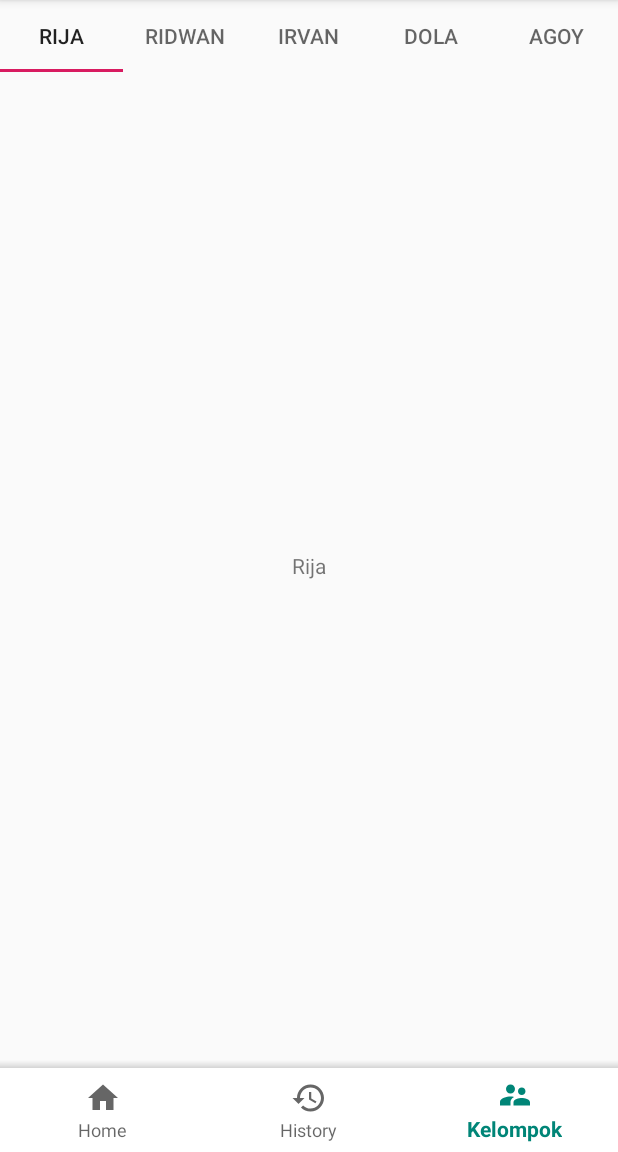
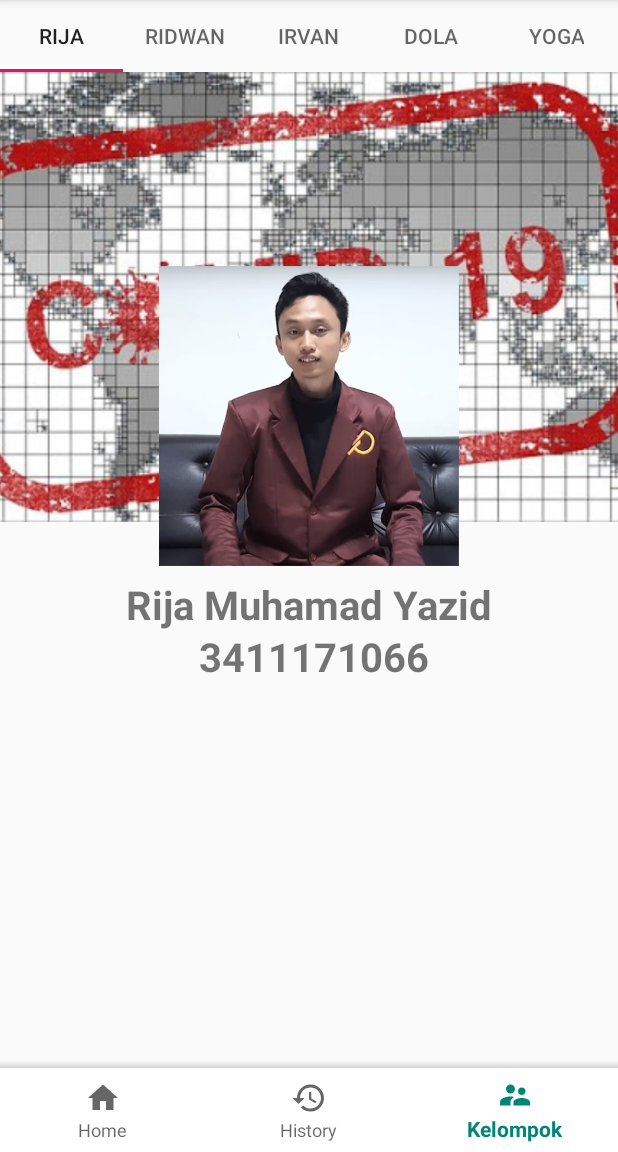
Before and after one commit to rijamyazid/android-app-covid19-management, an Android app: the AboutUsFragment screen opened through its navigation route, on a phone screen of 412 x 824 dp, the part 84-1236 px from its top. Run offline under Robolectric (Android 15) with nearby library versions, the phone set to English and light mode, and no system bars; our stand-ins replace Room's generated code, navigation-ui; libraries missing offline, so code that uses them is left out: com.anychart, com.anychart.chart, com.anychart.charts, com.github.mikephil.charting; 25 statements that could not run were skipped.

Commit message:
FINAL V1.0

```diff
--- a/app/src/main/java/com/example/aplikasikelolapasiencovid_19/ui/AboutUsFragment.java
+++ b/app/src/main/java/com/example/aplikasikelolapasiencovid_19/ui/AboutUsFragment.java
@@ -24,7 +24,7 @@ public class AboutUsFragment extends Fragment {
 
     private TabLayout tabLayout;
     private ViewPager2 viewPager;
-    private String[] tabName = {"Rija", "Ridwan", "Irvan", "Dola", "Agoy"};
+    private String[] tabName = {"Rija", "Ridwan", "Irvan", "Dola", "Yoga"};
 
     public AboutUsFragment() {
         // Required empty public constructor
--- a/app/src/main/res/layout/fragment_rija.xml
+++ b/app/src/main/res/layout/fragment_rija.xml
@@ -5,11 +5,39 @@
     android:layout_height="match_parent"
     tools:context=".ui.tabview.RijaFragment">
 
-    <!-- TODO: Update blank fragment layout -->
+    <ImageView
+        android:layout_width="match_parent"
+        android:layout_height="300dp"
+        android:scaleType="centerCrop"
+        android:src="@drawable/bg"
+        android:contentDescription="TODO" />
+    <ImageView
+        android:id="@+id/imageView2"
+        android:layout_width="200dp"
+        android:layout_height="200dp"
+        android:layout_gravity="center"
+        android:layout_marginBottom="100dp"
+        android:src="@drawable/rija" />
+
     <TextView
-        android:layout_width="match_parent"
-        android:layout_height="match_parent"
-        android:gravity="center"
-        android:text="Rija" />
+        android:id="@+id/textRija"
+        android:layout_width="wrap_content"
+        android:layout_height="wrap_content"
+        android:layout_gravity="center"
+        android:layout_marginTop="25dp"
+        android:text=" Rija Muhamad Yazid "
+        android:textStyle="bold"
+        android:textSize="12pt"
+        />
+    <TextView
+        android:id="@+id/textNimRija"
+        android:layout_width="wrap_content"
+        android:layout_height="wrap_content"
+        android:layout_gravity="center"
+        android:layout_marginTop="60dp"
+        android:text=" 3411171066"
+        android:textSize="12pt"
+        android:textStyle="bold" />
+
 
 </FrameLayout>
```
Also changed, not shown: app/src/main/res/layout/fragment_agoy.xml (+33 -4 lines), app/src/main/res/layout/fragment_dola.xml (+33 -4 lines), app/src/main/res/layout/fragment_irvan.xml (+35 -4 lines), app/src/main/res/layout/fragment_ridwan.xml (+33 -4 lines), app/src/main/res/drawable/bg.png (added), app/src/main/res/drawable/dola.png (added), app/src/main/res/drawable/niervana.png (added), app/src/main/res/drawable/ridwan.png (added), app/src/main/res/drawable/rija.png (added), app/src/main/res/drawable/yoga.png (added).
